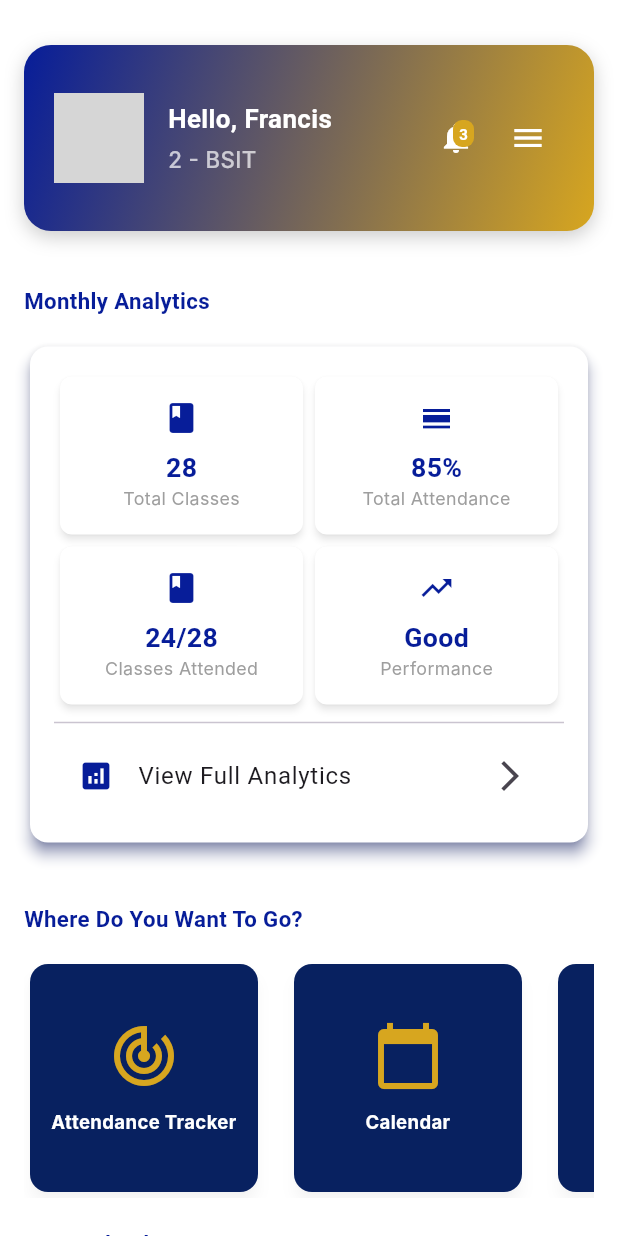
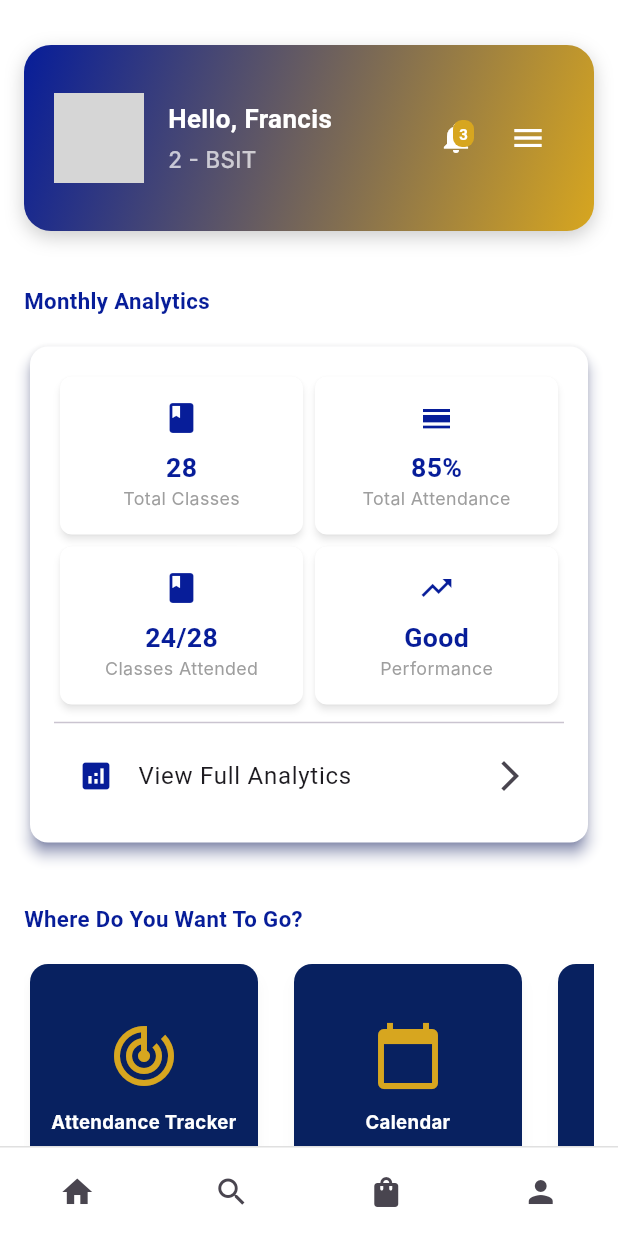
Before and after one commit to fransanityvillareal/xav_log, a Flutter app: the Homepage screen opened directly, on a phone screen of 412 x 824 dp. Run offline on Flutter 3.47's test engine with Material 3 defaults, Android fonts, the light colour scheme and no system bars; our stand-ins replace cloud_firestore, file_picker, firebase_auth, firebase_core, flutter_animate, flutter_svg and 3 more; accounts and stored records are empty; network calls fail; Roboto replaces fonts that are missing (Inter, Jost); project files that could hold a hidden picture were left out; grey boxes are pictures that could not be loaded.

Commit message:
feat: Enhance Home Page Dashboard with bottom navigation bar and UI improvements

```diff
--- a/xavlog_core/lib/features/dash_board/home_page_dashboard.dart
+++ b/xavlog_core/lib/features/dash_board/home_page_dashboard.dart
@@ -1167,12 +1167,8 @@ class _HomepageState extends State<Homepage> {
     final fontSize = width * 0.03;
 
     return Scaffold(
-      backgroundColor: const Color.fromARGB(
-        255,
-        255,
-        255,
-        255,
-      ), // Blue background
+      backgroundColor:
+          const Color.fromARGB(255, 255, 255, 255), // Blue background
       endDrawer: _buildMainMenuDrawer(), // Use endDrawer for right-side drawer
       body: SingleChildScrollView(
         padding: EdgeInsets.only(top: MediaQuery.of(context).padding.top + 30),
@@ -1370,12 +1366,7 @@ class _HomepageState extends State<Homepage> {
                           margin: const EdgeInsets.only(right: 16),
                           child: Card(
                             elevation: 4,
-                            color: const Color.fromARGB(
-                              255,
-                              8,
-                              33,
-                              96,
-                            ), // Dark blue
+                            color: const Color.fromARGB(255, 8, 33, 96),
                             shadowColor: Colors.black.withOpacity(0.2),
                             shape: RoundedRectangleBorder(
                               borderRadius: BorderRadius.circular(12),
@@ -1395,7 +1386,7 @@ class _HomepageState extends State<Homepage> {
                                     item.icon,
                                     size: 48,
                                     color: const Color(0xFFD7A61F),
-                                  ), // Yellow icons
+                                  ),
                                   const SizedBox(height: 12),
                                   Text(
                                     item.title,
@@ -1431,6 +1422,28 @@ class _HomepageState extends State<Homepage> {
           ],
         ),
       ),
+      bottomNavigationBar:
+          _buildBottomNavBar(), // Add the bottom navigation bar here
+    );
+  }
+
+// Bottom Navigation Bar
+  Widget _buildBottomNavBar() {
+    return Container(
+      height: 60,
+      decoration: BoxDecoration(
+        color: Colors.white,
+        border: Border(top: BorderSide(color: Colors.grey[300]!)),
+      ),
+      child: Row(
+        mainAxisAlignment: MainAxisAlignment.spaceAround,
+        children: [
+          IconButton(icon: Icon(Icons.home), onPressed: () {}),
+          IconButton(icon: Icon(Icons.search), onPressed: () {}),
+          IconButton(icon: Icon(Icons.shopping_bag), onPressed: () {}),
+          IconButton(icon: Icon(Icons.person), onPressed: () {}),
+        ],
+      ),
     );
   }
 
@@ -1443,12 +1456,12 @@ class _HomepageState extends State<Homepage> {
       case 'Calendar':
       // return const CalendarPage(); // Uncomment and implement this when ready
       case 'Marketplace':
-      // return const MarketplacePage(); // Uncomment and implement this when ready
-      return IntroScreen (); // Redirect to MarketplacePage
+        // return const MarketplacePage(); // Uncomment and implement this when ready
+        return IntroScreen(); // Redirect to MarketplacePage
 
       case 'Grades Tracker':
-      // return const GradesTrackerPage(); // Uncomment and implement this when ready
-      return const InitialPage(); // Redirect to GradesTrackerPage
+        // return const GradesTrackerPage(); // Uncomment and implement this when ready
+        return const InitialPage(); // Redirect to GradesTrackerPage
       case 'Social Collaboration':
       // return const SocialCollaborationPage(); // Uncomment and implement this when ready
       case 'Schedule Manager':
--- a/xavlog_core/lib/main copy.dart
+++ b/xavlog_core/lib/main copy.dart
@@ -49,3 +49,7 @@ class XavLog extends StatelessWidget {
     );
   }
 }
+
+// add image
+// add name
+// fix the ui
```
Also changed, not shown: 4 other files.
